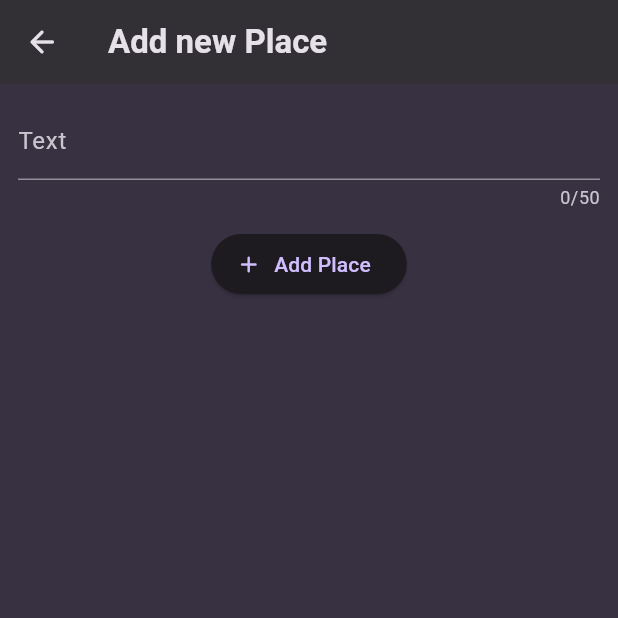
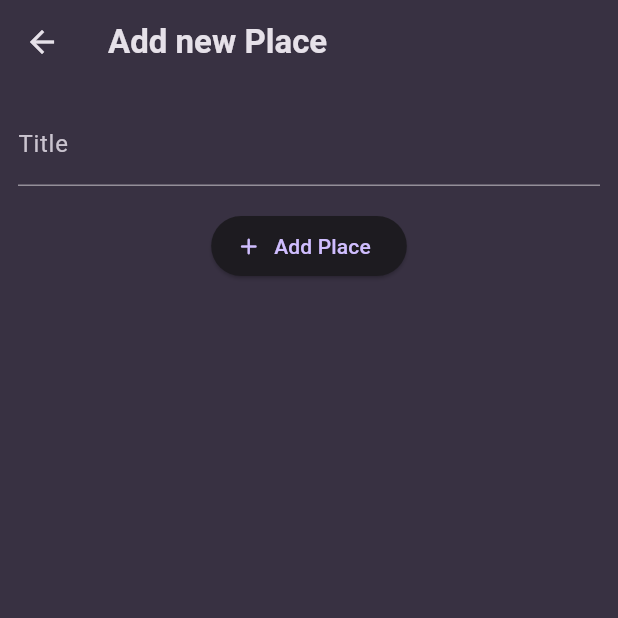
Before and after one commit to husseinalshargi/best_locations_flutter, a Flutter app: the screen it shows after launch, after a tap on the "add" icon, on a phone screen of 412 x 824 dp, the top half of it. Run offline on Flutter 3.47's test engine with Material 3 defaults, Android fonts, the light colour scheme and no system bars; our stand-ins replace flutter_riverpod, google_fonts.

Commit message:
course solution

```diff
--- a/lib/main.dart
+++ b/lib/main.dart
@@ -1,7 +1,7 @@
 import 'package:flutter/material.dart';
 import 'package:flutter_riverpod/flutter_riverpod.dart';
 import 'package:google_fonts/google_fonts.dart';
-import 'package:save_locations/screens/home_page.dart';
+import 'package:save_locations/screens/places.dart';
 
 final colorScheme = ColorScheme.fromSeed(
   brightness: Brightness.dark,
@@ -28,6 +28,10 @@ class MyApp extends StatelessWidget {
 
   @override
   Widget build(BuildContext context) {
-    return MaterialApp(title: 'Great Places', theme: theme, home: HomePage());
+    return MaterialApp(
+      title: 'Great Places',
+      theme: theme,
+      home: const PlacesScreen(),
+    );
   }
 }
--- a/lib/providers/places_provider.dart
+++ /dev/null
@@ -1,16 +0,0 @@
-import 'package:flutter_riverpod/flutter_riverpod.dart';
-import 'package:save_locations/models/place.dart';
-
-class PlacesNotifier extends StateNotifier<List<Place>> {
-  PlacesNotifier() : super([]);
-
-  void addPlace(Place place) {
-    state = [...state, place];
-  }
-}
-
-final placesProvider = StateNotifierProvider<PlacesNotifier, List<Place>>((
-  ref,
-) {
-  return PlacesNotifier();
-});
--- /dev/null
+++ b/lib/providers/user_places.dart
@@ -0,0 +1,16 @@
+import 'package:flutter_riverpod/flutter_riverpod.dart';
+import 'package:save_locations/models/place.dart';
+
+class UserPlacesNotifier extends StateNotifier<List<Place>> {
+  UserPlacesNotifier() : super(const []);
+
+  void addPlace(String title) {
+    final newPlace = Place(title: title);
+    state = [newPlace, ...state];
+  }
+}
+
+final userPlacesProvider =
+    StateNotifierProvider<UserPlacesNotifier, List<Place>>(
+      (ref) => UserPlacesNotifier(),
+    );
--- a/lib/screens/add_place.dart
+++ b/lib/screens/add_place.dart
@@ -1,78 +1,55 @@
 import 'package:flutter/material.dart';
 import 'package:flutter_riverpod/flutter_riverpod.dart';
-import 'package:save_locations/models/place.dart';
-import 'package:save_locations/providers/places_provider.dart';
+import 'package:save_locations/providers/user_places.dart';
 
-class AddPlace extends ConsumerStatefulWidget {
-  const AddPlace({super.key});
+class AddPlaceScreen extends ConsumerStatefulWidget {
+  const AddPlaceScreen({super.key});
 
   @override
-  ConsumerState<AddPlace> createState() {
-    return _AddPlaceState();
+  ConsumerState<AddPlaceScreen> createState() {
+    return _AddPlaceScreenState();
   }
 }
 
-class _AddPlaceState extends ConsumerState<AddPlace> {
-  final _formKey = GlobalKey<FormState>();
-  String _enteredTitle = "";
+class _AddPlaceScreenState extends ConsumerState<AddPlaceScreen> {
+  final _titleController = TextEditingController();
 
-  void savePlace() {
-    _formKey.currentState!.validate();
-    if (_formKey.currentState!.validate()) {
-      _formKey.currentState!.save();
-      ref.read(placesProvider.notifier).addPlace(Place(title: _enteredTitle));
-      Navigator.of(context).pop();
+  void _savePlace() {
+    final enteredTitle = _titleController.text;
+
+    if (enteredTitle.isEmpty) {
+      return;
     }
+
+    ref.read(userPlacesProvider.notifier).addPlace(enteredTitle);
+
+    Navigator.of(context).pop();
+  }
+
+  @override
+  void dispose() {
+    _titleController.dispose();
+    super.dispose();
   }
 
   @override
   Widget build(BuildContext context) {
     return Scaffold(
-      appBar: AppBar(
-        backgroundColor: Theme.of(context).colorScheme.onInverseSurface,
-        leading: IconButton(
-          onPressed: () {
-            Navigator.of(context).pop();
-          },
-          icon: Icon(Icons.arrow_back_rounded),
-        ),
-        title: Text("Add new Place"),
-      ),
-      body: Form(
-        key: _formKey,
+      appBar: AppBar(title: const Text('Add new Place')),
+      body: SingleChildScrollView(
+        padding: const EdgeInsets.all(12),
         child: Column(
           children: [
-            Padding(
-              padding: const EdgeInsets.all(12.0),
-              child: TextFormField(
-                maxLength: 50,
-                style: Theme.of(context).textTheme.bodyMedium!.copyWith(
-                  color: Theme.of(context).primaryColorLight,
-                ),
-                decoration: InputDecoration(labelText: 'Text'),
-                validator: (value) {
-                  if (value == null ||
-                      value.isEmpty ||
-                      value.trim().length < 2 ||
-                      value.trim().length > 50) {
-                    return 'Enter a valid title.';
-                  }
-                  return null;
-                },
-                onSaved: (value) {
-                  _enteredTitle = value!;
-                },
-              ),
+            TextField(
+              decoration: const InputDecoration(labelText: 'Title'),
+              controller: _titleController,
+              style: TextStyle(color: Theme.of(context).colorScheme.onSurface),
             ),
-            Row(
-              mainAxisAlignment: MainAxisAlignment.center,
-              children: [
-                ElevatedButton.icon(
-                  onPressed: savePlace,
-                  label: Text('Add Place'),
-                  icon: Icon(Icons.add_rounded),
-                ),
-              ],
+            const SizedBox(height: 16),
+            ElevatedButton.icon(
+              onPressed: _savePlace,
+              icon: const Icon(Icons.add_rounded),
+              label: const Text('Add Place'),
             ),
           ],
         ),
--- a/lib/screens/home_page.dart
+++ /dev/null
@@ -1,22 +0,0 @@
-import 'package:flutter/material.dart';
-import 'package:save_locations/screens/places_list.dart';
-
-class HomePage extends StatefulWidget {
-  const HomePage({super.key});
-
-  @override
-  State<StatefulWidget> createState() {
-    return _HomePageState();
-  }
-}
-
-class _HomePageState extends State<HomePage> {
-  // void addPlace() {
-  //   Navigator.of(context).push(MaterialPageRoute(builder: (builder) {return }));
-  // }
-
-  @override
-  Widget build(BuildContext context) {
-    return PlacesList();
-  }
-}
--- /dev/null
+++ b/lib/screens/place_detail.dart
@@ -0,0 +1,23 @@
+import 'package:flutter/material.dart';
+import 'package:save_locations/models/place.dart';
+
+class PlaceDetailScreen extends StatelessWidget {
+  const PlaceDetailScreen({super.key, required this.place});
+
+  final Place place;
+
+  @override
+  Widget build(BuildContext context) {
+    return Scaffold(
+      appBar: AppBar(title: Text(place.title)),
+      body: Center(
+        child: Text(
+          place.title,
+          style: Theme.of(context).textTheme.bodyLarge!.copyWith(
+            color: Theme.of(context).colorScheme.onSurface,
+          ),
+        ),
+      ),
+    );
+  }
+}
--- /dev/null
+++ b/lib/screens/places.dart
@@ -0,0 +1,31 @@
+import 'package:flutter/material.dart';
+import 'package:flutter_riverpod/flutter_riverpod.dart';
+import 'package:save_locations/providers/user_places.dart';
+import 'package:save_locations/screens/add_place.dart';
+import 'package:save_locations/widgets/places_list.dart';
+
+class PlacesScreen extends ConsumerWidget {
+  const PlacesScreen({super.key});
+
+  @override
+  Widget build(BuildContext context, WidgetRef ref) {
+    final userPlaces = ref.watch(userPlacesProvider);
+
+    return Scaffold(
+      appBar: AppBar(
+        title: const Text('Your Places'),
+        actions: [
+          IconButton(
+            onPressed: () {
+              Navigator.of(context).push(
+                MaterialPageRoute(builder: (ctx) => const AddPlaceScreen()),
+              );
+            },
+            icon: Icon(Icons.add_rounded),
+          ),
+        ],
+      ),
+      body: PlacesList(places: userPlaces),
+    );
+  }
+}
--- a/lib/screens/places_list.dart
+++ /dev/null
@@ -1,79 +0,0 @@
-import 'package:flutter/material.dart';
-import 'package:flutter_riverpod/flutter_riverpod.dart';
-import 'package:save_locations/providers/places_provider.dart';
-import 'package:save_locations/screens/add_place.dart';
-import 'package:save_locations/screens/place_screen.dart';
-
-class PlacesList extends ConsumerStatefulWidget {
-  const PlacesList({super.key});
-
-  @override
-  ConsumerState<PlacesList> createState() {
-    return _PlacesListState();
-  }
-}
-
-class _PlacesListState extends ConsumerState<PlacesList> {
-  void addPlace() {
-    Navigator.of(context).push(
-      MaterialPageRoute(
-        builder: (ctx) {
-          return AddPlace();
-        },
-      ),
-    );
-  }
-
-  @override
-  Widget build(BuildContext context) {
-    var placesList = ref.watch(placesProvider);
-    return Scaffold(
-      appBar: AppBar(
-        title: Text(
-          "Your places",
-          style: Theme.of(context).textTheme.titleLarge,
-        ),
-        backgroundColor: Theme.of(context).colorScheme.onInverseSurface,
-        actions: [
-          IconButton(
-            icon: Icon(Icons.add_rounded),
-            onPressed: () {
-              addPlace();
-            },
-          ),
-        ],
-      ),
-      body: placesList.length < 1
-          ? Center(
-              child: Text(
-                'No places found.',
-                style: Theme.of(context).textTheme.titleLarge,
-              ),
-            )
-          : ListView.builder(
-              itemCount: placesList.length,
-              itemBuilder: (context, index) {
-                return InkWell(
-                  onTap: () {
-                    Navigator.of(context).push(
-                      MaterialPageRoute(
-                        builder: (context) {
-                          return PlaceScreen(place: placesList[index]);
-                        },
-                      ),
-                    );
-                  },
-                  child: ListTile(
-                    title: Text(
-                      placesList[index].title,
-                      style: Theme.of(context).textTheme.bodyLarge!.copyWith(
-                        color: Theme.of(context).secondaryHeaderColor,
-                      ),
-                    ),
-                  ),
-                );
-              },
-            ),
-    );
-  }
-}
--- /dev/null
+++ b/lib/widgets/places_list.dart
@@ -0,0 +1,42 @@
+import 'package:flutter/material.dart';
+import 'package:save_locations/models/place.dart';
+import 'package:save_locations/screens/place_detail.dart';
+
+class PlacesList extends StatelessWidget {
+  const PlacesList({super.key, required this.places});
+
+  final List<Place> places;
+
+  @override
+  Widget build(BuildContext context) {
+    if (places.isEmpty) {
+      return Center(
+        child: Text(
+          'No places added yet',
+          style: Theme.of(context).textTheme.bodyLarge!.copyWith(
+            color: Theme.of(context).colorScheme.onSurface,
+          ),
+        ),
+      );
+    }
+
+    return ListView.builder(
+      itemCount: places.length,
+      itemBuilder: (context, index) => ListTile(
+        title: Text(
+          places[index].title,
+          style: Theme.of(context).textTheme.titleMedium!.copyWith(
+            color: Theme.of(context).colorScheme.onSurface,
+          ),
+        ),
+        onTap: () {
+          Navigator.of(context).push(
+            MaterialPageRoute(
+              builder: (ctx) => PlaceDetailScreen(place: places[index]),
+            ),
+          );
+        },
+      ),
+    );
+  }
+}
```
Also changed, not shown: lib/providers/current_screen_provider.dart (deleted, +0 -15 lines), lib/screens/place_screen.dart (deleted, +0 -39 lines).
